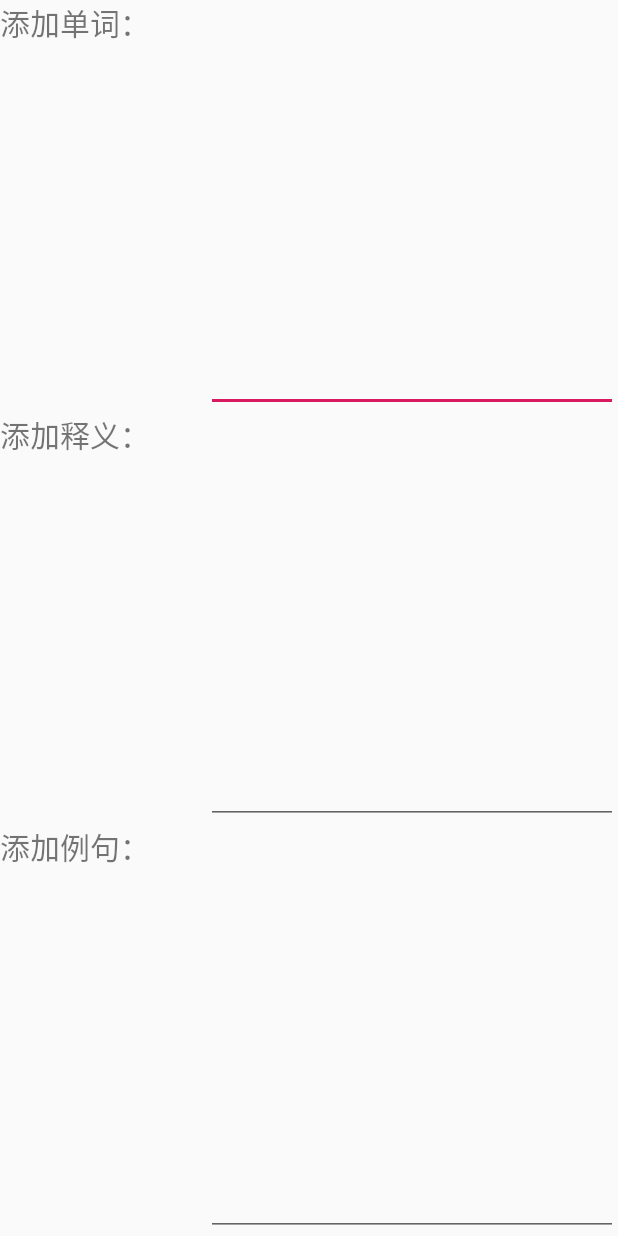
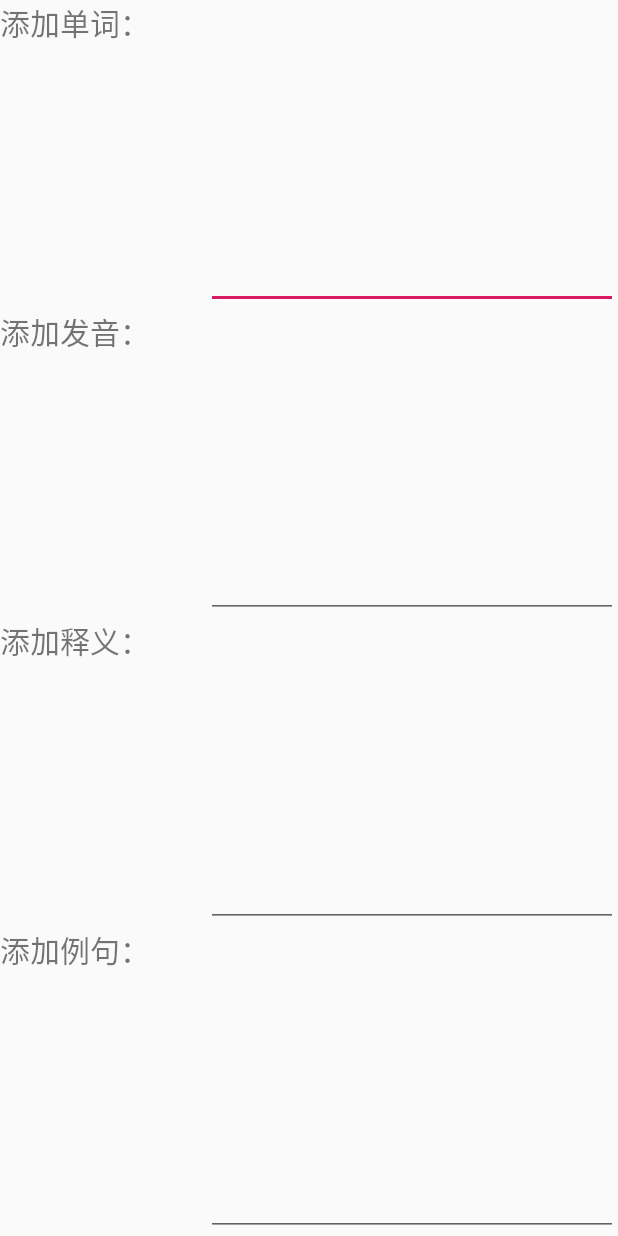
Before and after one commit to tongtonger/VocabularyBook, an Android app: the layout add.xml on its own in the app's theme, with its tools: preview values and no code run, on a phone screen of 412 x 824 dp. Run offline under Robolectric (Android 15) with nearby library versions, the phone set to English and light mode, and no system bars.

Commit message:
ok选择

```diff
--- a/app/src/main/java/com/example/vocabularybook/MainActivity.java
+++ b/app/src/main/java/com/example/vocabularybook/MainActivity.java
@@ -47,9 +47,11 @@ public class MainActivity extends AppCompatActivity {
                 dialog.setPositiveButton("ok", new DialogInterface.OnClickListener() {
                     @Override
                     public void onClick(DialogInterface dialog, int which) {
-                        Toast.makeText(MainActivity.this,"添加成功",Toast.LENGTH_LONG).show();
+                        if (1<2)
+                            Toast.makeText(MainActivity.this, "添加成功", Toast.LENGTH_LONG).show();
                     }
                 });
+
                 dialog.setNegativeButton("Cancel", new DialogInterface.OnClickListener() {
                     @Override
                     public void onClick(DialogInterface dialog, int which) {
--- a/app/src/main/res/layout/add.xml
+++ b/app/src/main/res/layout/add.xml
@@ -10,15 +10,36 @@
         android:orientation="horizontal">
 
         <TextView
-            android:id="@+id/addName"
+        android:id="@+id/addName"
+        android:layout_width="0dp"
+        android:layout_height="match_parent"
+        android:layout_weight="1"
+        android:text="添加单词："
+        android:textSize="20sp"/>
+
+        <EditText
+            android:id="@+id/inputName"
+            android:layout_width="0dp"
+            android:layout_height="match_parent"
+            android:layout_weight="2"/>
+    </LinearLayout>
+
+    <LinearLayout
+        android:layout_width="match_parent"
+        android:layout_height="0dp"
+        android:layout_weight="1"
+        android:orientation="horizontal">
+
+        <TextView
+            android:id="@+id/pronunciation"
             android:layout_width="0dp"
             android:layout_height="match_parent"
             android:layout_weight="1"
-            android:text="添加单词："
+            android:text="添加发音："
             android:textSize="20sp"/>
 
         <EditText
-            android:id="@+id/inputName"
+            android:id="@+id/inputPronunciation"
             android:layout_width="0dp"
             android:layout_height="match_parent"
             android:layout_weight="2"/>
```
